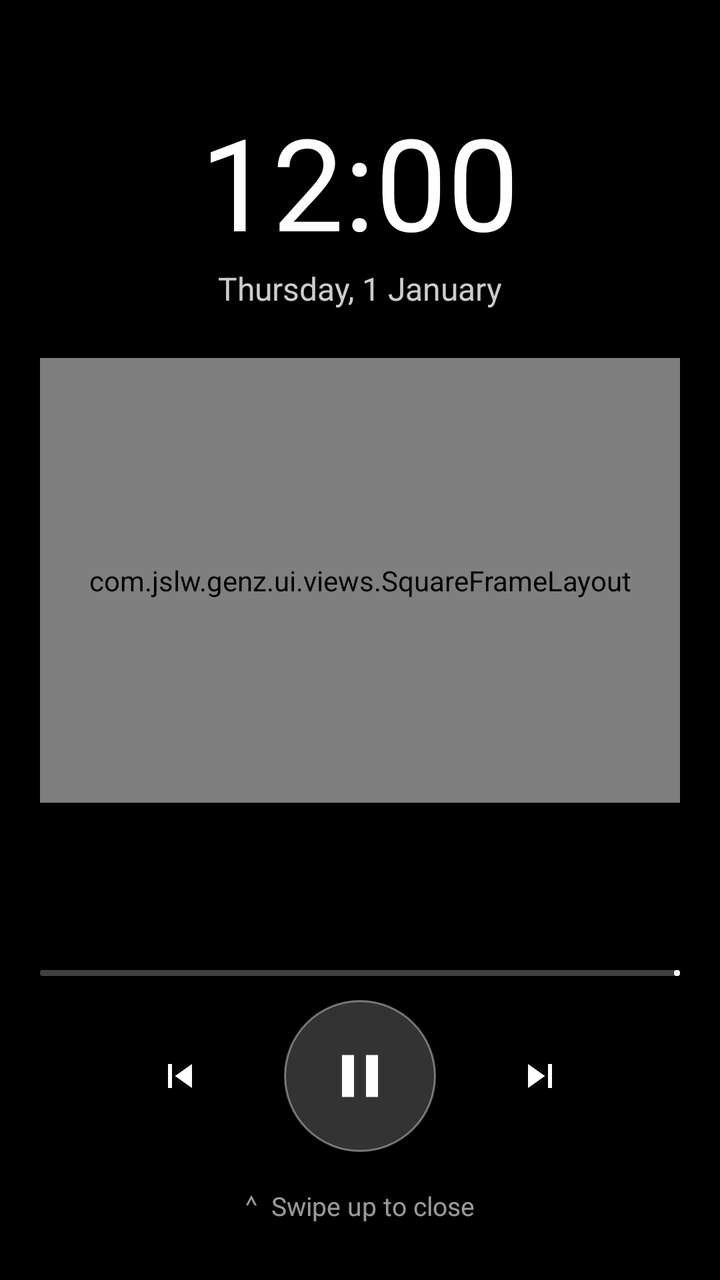
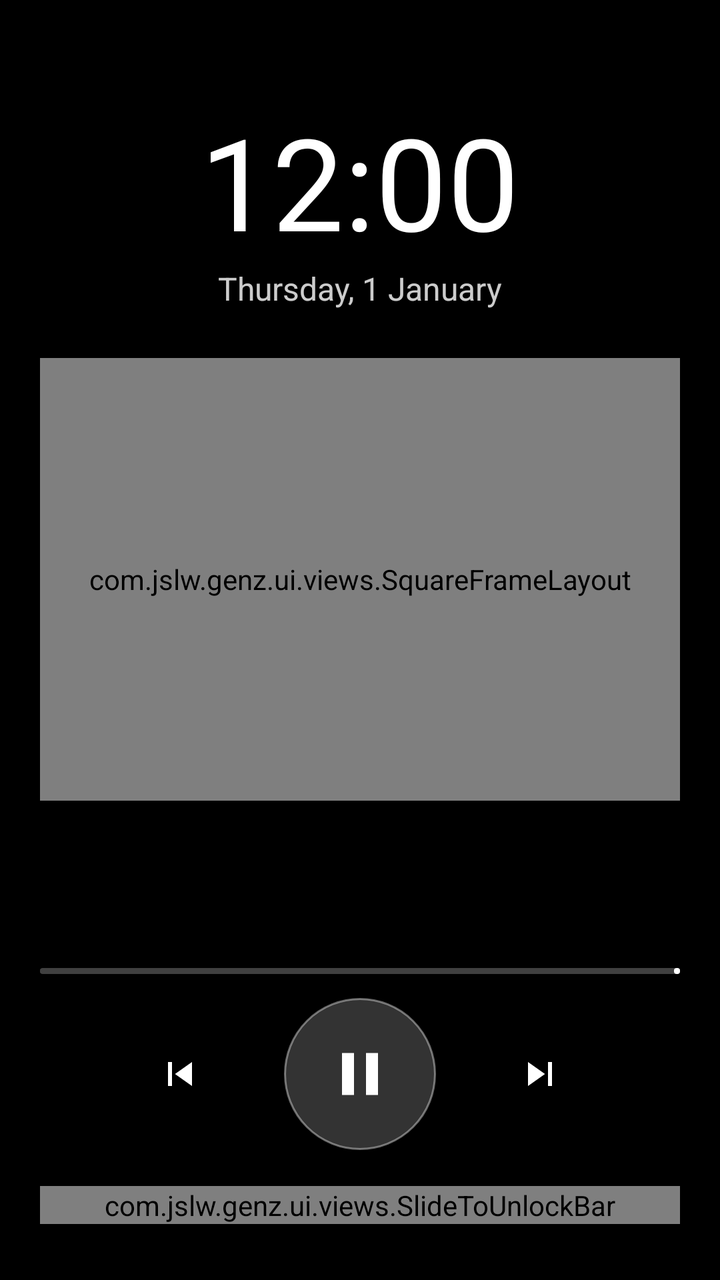

Compare the two renders of this Android layout. The source of the first and the diff that turns it into the second are given below.
<!-- AndroidManifest.xml: application theme Theme.GenZ.Dark -->
<!-- res/layout/activity_lock.xml -->
<?xml version="1.0" encoding="utf-8"?>
<FrameLayout xmlns:android="http://schemas.android.com/apk/res/android"
    xmlns:app="http://schemas.android.com/apk/res-auto"
    android:id="@+id/lockRoot"
    android:layout_width="match_parent"
    android:layout_height="match_parent"
    android:background="#FF000000">

    
    <ImageView
        android:id="@+id/lockBg"
        android:layout_width="match_parent"
        android:layout_height="match_parent"
        android:contentDescription="@null"
        android:scaleType="centerCrop" />

    <View
        android:layout_width="match_parent"
        android:layout_height="match_parent"
        android:background="#99000000" />

    <LinearLayout
        android:id="@+id/lockContent"
        android:layout_width="match_parent"
        android:layout_height="match_parent"
        android:gravity="center_horizontal"
        android:orientation="vertical"
        android:paddingStart="@dimen/np_side"
        android:paddingTop="48dp"
        android:paddingEnd="@dimen/np_side"
        android:paddingBottom="28dp">

        <TextClock
            android:id="@+id/lockClock"
            android:layout_width="wrap_content"
            android:layout_height="wrap_content"
            android:format12Hour="h:mm"
            android:format24Hour="HH:mm"
            android:textColor="#FFFFFFFF"
            android:textSize="64sp" />

        <TextClock
            android:id="@+id/lockDate"
            android:layout_width="wrap_content"
            android:layout_height="wrap_content"
            android:format12Hour="EEEE, d MMMM"
            android:format24Hour="EEEE, d MMMM"
            android:textColor="#CCFFFFFF"
            android:textSize="@dimen/text_16" />

        <com.jslw.genz.ui.views.ChargingDoodleView
            android:id="@+id/lockCharging"
            android:layout_width="wrap_content"
            android:layout_height="wrap_content"
            android:layout_marginTop="10dp"
            android:visibility="gone" />

        <com.jslw.genz.ui.views.SquareFrameLayout
            android:layout_width="match_parent"
            android:layout_height="0dp"
            android:layout_marginTop="24dp"
            android:layout_marginBottom="20dp"
            android:layout_weight="1"
            android:padding="12dp">

            <com.google.android.material.imageview.ShapeableImageView
                android:id="@+id/lockArt"
                android:layout_width="match_parent"
                android:layout_height="match_parent"
                android:scaleType="centerCrop"
                app:shapeAppearanceOverlay="@style/ShapeRoundedLarge" />

            <com.jslw.genz.ui.views.CoverEffectView
                android:id="@+id/lockCoverFx"
                android:layout_width="match_parent"
                android:layout_height="match_parent" />
        </com.jslw.genz.ui.views.SquareFrameLayout>

        <TextView
            android:id="@+id/lockTitle"
            android:layout_width="match_parent"
            android:layout_height="wrap_content"
            android:ellipsize="marquee"
            android:gravity="center"
            android:marqueeRepeatLimit="marquee_forever"
            android:singleLine="true"
            android:textColor="#FFFFFFFF"
            android:textSize="@dimen/text_22"
            android:textStyle="bold" />

        <TextView
            android:id="@+id/lockArtist"
            android:layout_width="match_parent"
            android:layout_height="wrap_content"
            android:ellipsize="end"
            android:gravity="center"
            android:maxLines="1"
            android:textColor="#CCFFFFFF"
            android:textSize="@dimen/text_15" />

        <com.google.android.material.progressindicator.LinearProgressIndicator
            android:id="@+id/lockProgress"
            android:layout_width="match_parent"
            android:layout_height="wrap_content"
            android:layout_marginTop="14dp"
            android:max="1000"
            app:indicatorColor="#FFFFFFFF"
            app:trackColor="#40FFFFFF"
            app:trackCornerRadius="2dp"
            app:trackThickness="3dp" />

        <LinearLayout
            android:layout_width="wrap_content"
            android:layout_height="wrap_content"
            android:layout_marginTop="12dp"
            android:gravity="center"
            android:orientation="horizontal">

            <ImageButton
                android:id="@+id/lockPrev"
                android:layout_width="@dimen/np_btn"
                android:layout_height="@dimen/np_btn"
                android:background="?attr/selectableItemBackgroundBorderless"
                android:contentDescription="Previous"
                android:src="@drawable/ic_prev" />

            <FrameLayout
                android:id="@+id/lockPlayWrap"
                android:layout_width="@dimen/play_btn"
                android:layout_height="@dimen/play_btn"
                android:layout_marginStart="24dp"
                android:layout_marginEnd="24dp"
                android:background="@drawable/lock_play_bg"
                android:clickable="true"
                android:focusable="true">

                <ImageView
                    android:id="@+id/lockPlay"
                    android:layout_width="match_parent"
                    android:layout_height="match_parent"
                    android:contentDescription="Play/Pause"
                    android:scaleType="center"
                    android:src="@drawable/ic_pause_large" />
            </FrameLayout>

            <ImageButton
                android:id="@+id/lockNext"
                android:layout_width="@dimen/np_btn"
                android:layout_height="@dimen/np_btn"
                android:background="?attr/selectableItemBackgroundBorderless"
                android:contentDescription="Next"
                android:src="@drawable/ic_next" />
        </LinearLayout>

        <TextView
            android:id="@+id/lockHint"
            android:layout_width="wrap_content"
            android:layout_height="wrap_content"
            android:layout_marginTop="18dp"
            android:text="⌃  Swipe up to close"
            android:textColor="#99FFFFFF"
            android:textSize="@dimen/text_13" />
    </LinearLayout>
</FrameLayout>
<!-- resources referenced by this layout -->
<resources>
  <dimen name="np_btn">56dp</dimen>
  <dimen name="np_side">20dp</dimen>
  <dimen name="play_btn">76dp</dimen>
  <dimen name="text_13">13.0sp</dimen>
  <dimen name="text_15">15.0sp</dimen>
  <dimen name="text_16">16.0sp</dimen>
  <dimen name="text_22">22.0sp</dimen>
  <!-- drawable ic_next (drawable) -->
  <?xml version="1.0" encoding="utf-8"?>
  <vector xmlns:android="http://schemas.android.com/apk/res/android"
      android:width="24dp"
      android:height="24dp"
      android:viewportWidth="24"
      android:viewportHeight="24">
      <path
          android:fillColor="#FFFFFFFF"
          android:pathData="M6,18l8.5,-6L6,6v12zM16,6v12h2V6h-2z" />
  </vector>
  <!-- drawable ic_pause_large (drawable) -->
  <?xml version="1.0" encoding="utf-8"?>
  <vector xmlns:android="http://schemas.android.com/apk/res/android"
      android:width="36dp"
      android:height="36dp"
      android:viewportWidth="24"
      android:viewportHeight="24">
      <path
          android:fillColor="#FFFFFFFF"
          android:pathData="M6,19h4L10,5L6,5v14zM14,5v14h4L18,5h-4z" />
  </vector>
  <!-- drawable ic_prev (drawable) -->
  <?xml version="1.0" encoding="utf-8"?>
  <vector xmlns:android="http://schemas.android.com/apk/res/android"
      android:width="24dp"
      android:height="24dp"
      android:viewportWidth="24"
      android:viewportHeight="24">
      <path
          android:fillColor="#FFFFFFFF"
          android:pathData="M6,6h2v12L6,18zM9.5,12l8.5,6L18,6z" />
  </vector>
  <!-- drawable lock_play_bg (drawable) -->
  <?xml version="1.0" encoding="utf-8"?>
  <shape xmlns:android="http://schemas.android.com/apk/res/android"
      android:shape="oval">
      <solid android:color="#33FFFFFF" />
      <stroke
          android:width="1dp"
          android:color="#66FFFFFF" />
  </shape>
  <style name="ShapeRoundedLarge" parent="">
          <item name="cornerFamily">rounded</item>
          <item name="cornerSize">14dp</item>
      </style>
  <style name="Theme.GenZ.Dark" parent="Theme.Material3.Dark.NoActionBar">
          <item name="colorPrimary">@color/neutral_primary_dark</item>
          <item name="colorSecondary">@color/neutral_primary_dark</item>
          <item name="android:windowBackground">@color/black</item>
      </style>
  <color name="neutral_primary_dark">#B9A6FF</color>
  <color name="black">#FF000000</color>
</resources>

<!-- the commit's change to res/layout/activity_lock.xml (unified diff, before → after) -->
@@ -152,13 +152,10 @@
                 android:src="@drawable/ic_next" />
         </LinearLayout>
 
-        <TextView
-            android:id="@+id/lockHint"
-            android:layout_width="wrap_content"
+        <com.jslw.genz.ui.views.SlideToUnlockBar
+            android:id="@+id/lockSlide"
+            android:layout_width="match_parent"
             android:layout_height="wrap_content"
-            android:layout_marginTop="18dp"
-            android:text="⌃  Swipe up to close"
-            android:textColor="#99FFFFFF"
-            android:textSize="@dimen/text_13" />
+            android:layout_marginTop="18dp" />
     </LinearLayout>
 </FrameLayout>
<!-- resource entries referenced after the edit -->
@@ -3,7 +3,6 @@
   <dimen name="np_btn">56dp</dimen>
   <dimen name="np_side">20dp</dimen>
   <dimen name="play_btn">76dp</dimen>
-  <dimen name="text_13">13.0sp</dimen>
   <dimen name="text_15">15.0sp</dimen>
   <dimen name="text_16">16.0sp</dimen>
   <dimen name="text_22">22.0sp</dimen>
